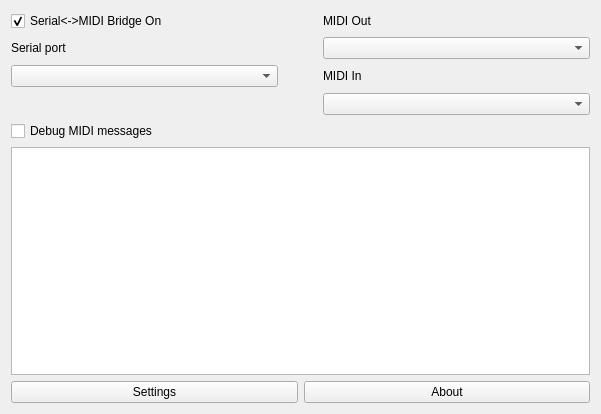
First picture: the form in src/ui/mainwindow.ui, repository eringerli/hairless-midiserial, before the edit.
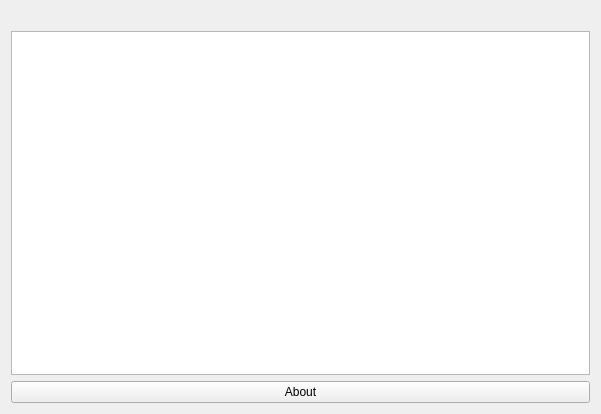
Second picture: the form after the edit. Icons and pictures are not drawn. Custom widgets are drawn as their Qt base class.

Diff of the .ui file:
```diff
--- a/src/ui/mainwindow.ui
+++ b/src/ui/mainwindow.ui
@@ -21,66 +21,7 @@
   </property>
   <widget class="QWidget" name="centralWidget">
    <layout class="QGridLayout" name="gridLayout">
-    <item row="1" column="0">
-     <widget class="QLabel" name="label">
-      <property name="maximumSize">
-       <size>
-        <width>212</width>
-        <height>16777215</height>
-       </size>
-      </property>
-      <property name="text">
-       <string>Serial port</string>
-      </property>
-     </widget>
-    </item>
-    <item row="2" column="4">
-     <widget class="QLabel" name="label_3">
-      <property name="maximumSize">
-       <size>
-        <width>212</width>
-        <height>16777215</height>
-       </size>
-      </property>
-      <property name="text">
-       <string>MIDI In</string>
-      </property>
-     </widget>
-    </item>
-    <item row="3" column="4">
-     <widget class="QComboBox" name="cmbMidiIn">
-      <property name="sizePolicy">
-       <sizepolicy hsizetype="Expanding" vsizetype="Fixed">
-        <horstretch>0</horstretch>
-        <verstretch>0</verstretch>
-       </sizepolicy>
-      </property>
-     </widget>
-    </item>
-    <item row="2" column="0">
-     <widget class="QComboBox" name="cmbSerial">
-      <property name="sizePolicy">
-       <sizepolicy hsizetype="Expanding" vsizetype="Fixed">
-        <horstretch>0</horstretch>
-        <verstretch>0</verstretch>
-       </sizepolicy>
-      </property>
-     </widget>
-    </item>
-    <item row="4" column="0" colspan="5">
-     <widget class="QCheckBox" name="chk_debug">
-      <property name="sizePolicy">
-       <sizepolicy hsizetype="Expanding" vsizetype="Fixed">
-        <horstretch>0</horstretch>
-        <verstretch>0</verstretch>
-       </sizepolicy>
-      </property>
-      <property name="text">
-       <string>Debug MIDI messages</string>
-      </property>
-     </widget>
-    </item>
-    <item row="5" column="0" colspan="5">
+    <item row="2" column="0" colspan="3">
      <widget class="QListWidget" name="lst_debug">
       <property name="sizePolicy">
        <sizepolicy hsizetype="MinimumExpanding" vsizetype="MinimumExpanding">
@@ -99,39 +40,7 @@
       </property>
      </widget>
     </item>
-    <item row="1" column="3">
-     <widget class="BlinkenLight" name="led_midiout">
-      <property name="sizePolicy">
-       <sizepolicy hsizetype="Minimum" vsizetype="Preferred">
-        <horstretch>0</horstretch>
-        <verstretch>0</verstretch>
-       </sizepolicy>
-      </property>
-      <property name="text">
-       <string/>
-      </property>
-      <property name="pixmap">
-       <pixmap resource="../../resources.qrc">:/images/images/led-off.png</pixmap>
-      </property>
-     </widget>
-    </item>
-    <item row="2" column="1">
-     <widget class="BlinkenLight" name="led_serial">
-      <property name="sizePolicy">
-       <sizepolicy hsizetype="Minimum" vsizetype="Preferred">
-        <horstretch>0</horstretch>
-        <verstretch>0</verstretch>
-       </sizepolicy>
-      </property>
-      <property name="text">
-       <string/>
-      </property>
-      <property name="pixmap">
-       <pixmap resource="../../resources.qrc">:/images/images/led-off.png</pixmap>
-      </property>
-     </widget>
-    </item>
-    <item row="0" column="2" rowspan="4">
+    <item row="0" column="1" rowspan="2">
      <widget class="QLabel" name="label_4">
       <property name="text">
        <string/>
@@ -141,113 +50,37 @@
       </property>
      </widget>
     </item>
-    <item row="1" column="4">
-     <widget class="QComboBox" name="cmbMidiOut">
-      <property name="sizePolicy">
-       <sizepolicy hsizetype="Expanding" vsizetype="Fixed">
-        <horstretch>0</horstretch>
-        <verstretch>0</verstretch>
-       </sizepolicy>
+    <item row="0" column="0" rowspan="2">
+     <widget class="QFrame" name="bridgeHeadLeft">
+      <property name="frameShape">
+       <enum>QFrame::NoFrame</enum>
       </property>
-     </widget>
-    </item>
-    <item row="3" column="3">
-     <widget class="BlinkenLight" name="led_midiin">
-      <property name="sizePolicy">
-       <sizepolicy hsizetype="Minimum" vsizetype="Preferred">
-        <horstretch>0</horstretch>
-        <verstretch>0</verstretch>
-       </sizepolicy>
+      <property name="frameShadow">
+       <enum>QFrame::Plain</enum>
       </property>
-      <property name="text">
-       <string/>
-      </property>
-      <property name="pixmap">
-       <pixmap resource="../../resources.qrc">:/images/images/led-off.png</pixmap>
-      </property>
      </widget>
     </item>
-    <item row="0" column="4">
-     <widget class="QLabel" name="label_2">
-      <property name="maximumSize">
-       <size>
-        <width>212</width>
-        <height>16777215</height>
-       </size>
-      </property>
-      <property name="text">
-       <string>MIDI Out</string>
-      </property>
-     </widget>
-    </item>
-    <item row="0" column="0">
-     <widget class="QCheckBox" name="chk_on">
-      <property name="sizePolicy">
-       <sizepolicy hsizetype="Expanding" vsizetype="Fixed">
-        <horstretch>0</horstretch>
-        <verstretch>0</verstretch>
-       </sizepolicy>
-      </property>
-      <property name="text">
-       <string>Serial&lt;-&gt;MIDI Bridge On</string>
-      </property>
-      <property name="checked">
-       <bool>true</bool>
-      </property>
-     </widget>
-    </item>
-    <item row="6" column="0" colspan="5">
-     <widget class="QFrame" name="frame">
+    <item row="0" column="2" rowspan="2">
+     <widget class="QFrame" name="bridgeHeadRight">
       <property name="frameShape">
        <enum>QFrame::NoFrame</enum>
       </property>
       <property name="frameShadow">
        <enum>QFrame::Plain</enum>
       </property>
-      <layout class="QHBoxLayout" name="horizontalLayout">
-       <property name="spacing">
-        <number>6</number>
-       </property>
-       <property name="leftMargin">
-        <number>0</number>
-       </property>
-       <property name="topMargin">
-        <number>0</number>
-       </property>
-       <property name="rightMargin">
-        <number>0</number>
-       </property>
-       <property name="bottomMargin">
-        <number>0</number>
-       </property>
-       <item>
-        <widget class="QPushButton" name="pbSettings">
-         <property name="text">
-          <string>Settings</string>
-         </property>
-        </widget>
-       </item>
-       <item>
-        <widget class="QPushButton" name="pbAbout">
-         <property name="text">
-          <string>About</string>
-         </property>
-        </widget>
-       </item>
-      </layout>
+     </widget>
+    </item>
+    <item row="3" column="0" colspan="3">
+     <widget class="QPushButton" name="pbAbout">
+      <property name="text">
+       <string>About</string>
+      </property>
      </widget>
     </item>
    </layout>
   </widget>
  </widget>
  <layoutdefault spacing="6" margin="11"/>
- <customwidgets>
-  <customwidget>
-   <class>BlinkenLight</class>
-   <extends>QLabel</extends>
-   <header>src/BlinkenLight.h</header>
-  </customwidget>
- </customwidgets>
  <tabstops>
   <tabstop>chk_on</tabstop>
   <tabstop>cmbSerial</tabstop>
```
Left out of the diff: 5 changed lines with no effect on the pictures.
